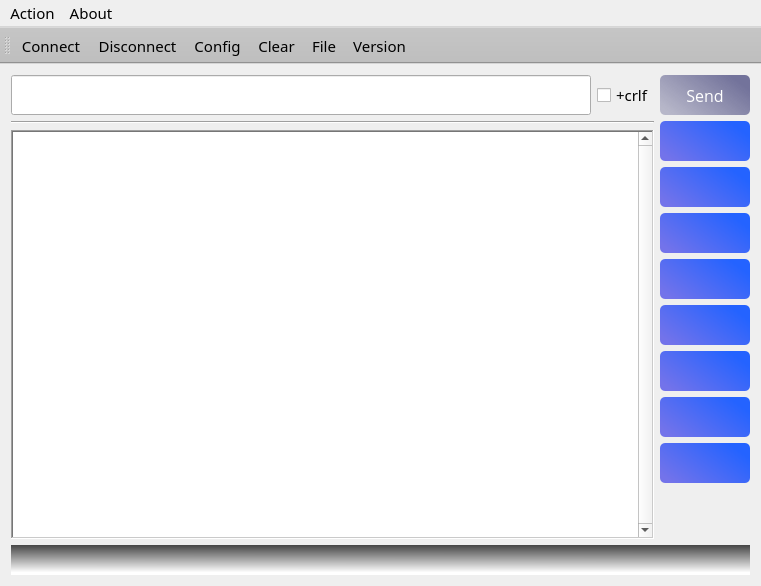
Old version of the form mainwindow.ui in the repository salara1960/hexSerial.
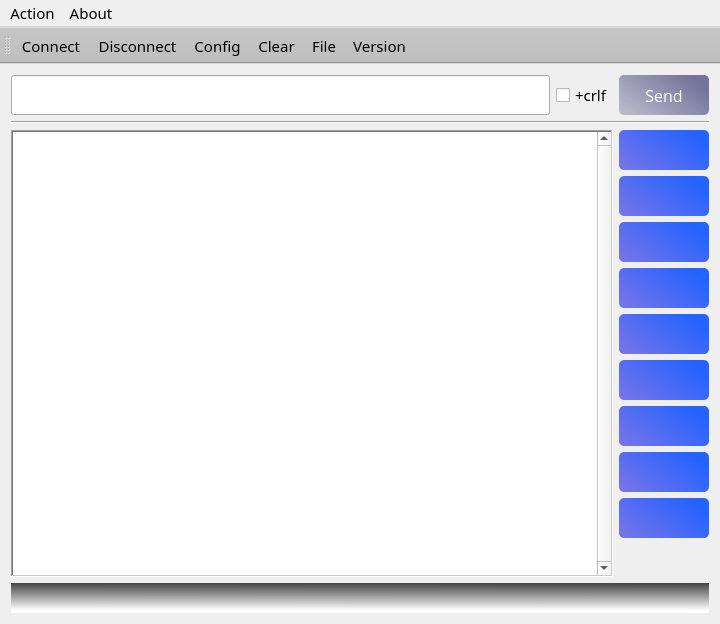
New version of the form. Icons and pictures are not drawn.

Commit message: Major changes : one slot for signal from all buttons

What changed in the file:
```diff
--- a/mainwindow.ui
+++ b/mainwindow.ui
@@ -6,10 +6,28 @@
    <rect>
     <x>0</x>
     <y>0</y>
-    <width>761</width>
-    <height>586</height>
+    <width>720</width>
+    <height>624</height>
    </rect>
   </property>
+  <property name="sizePolicy">
+   <sizepolicy hsizetype="Preferred" vsizetype="Preferred">
+    <horstretch>0</horstretch>
+    <verstretch>0</verstretch>
+   </sizepolicy>
+  </property>
+  <property name="minimumSize">
+   <size>
+    <width>720</width>
+    <height>624</height>
+   </size>
+  </property>
+  <property name="maximumSize">
+   <size>
+    <width>16777215</width>
+    <height>16777215</height>
+   </size>
+  </property>
   <property name="font">
    <font>
     <family>Sans Serif</family>
@@ -96,63 +114,14 @@
       </property>
      </widget>
     </item>
-    <item row="1" column="0" colspan="2">
+    <item row="1" column="0" colspan="3">
      <widget class="Line" name="line">
       <property name="orientation">
        <enum>Qt::Horizontal</enum>
       </property>
      </widget>
     </item>
-    <item row="1" column="2" rowspan="2">
-     <widget class="QPushButton" name="ack">
-      <property name="sizePolicy">
-       <sizepolicy hsizetype="Fixed" vsizetype="Fixed">
-        <horstretch>0</horstretch>
-        <verstretch>0</verstretch>
-       </sizepolicy>
-      </property>
-      <property name="minimumSize">
-       <size>
-        <width>90</width>
-        <height>40</height>
-       </size>
-      </property>
-      <property name="maximumSize">
-       <size>
-        <width>90</width>
-        <height>40</height>
-       </size>
-      </property>
-      <property name="font">
-       <font>
-        <pointsize>12</pointsize>
-       </font>
-      </property>
-      <property name="toolTip">
-       <string>0x06</string>
-      </property>
-      <property name="styleSheet">
-       <string notr="true">QPushButton#ack{
-background-color: qlineargradient(spread:pad, x1:0, y1:0.773, x2:0.909091, y2:0.239, stop:0 rgba(115, 115, 234, 255), stop:1 rgba(36, 99, 255, 255));
-border-radius: 5;
-color: rgb(255, 255, 255);
-}
-
-QPushButton#ack:hover{
-background-color: rgb(115, 153, 234);
-border-radius: 5;
-color: rgb(255, 255, 255);
-}
-
-QPushButton#ack:disabled{
-background-color:rgb(206, 206, 206)}</string>
-      </property>
-      <property name="text">
-       <string/>
-      </property>
-     </widget>
-    </item>
-    <item row="2" column="0" rowspan="9" colspan="2">
+    <item row="2" column="0" rowspan="10" colspan="2">
      <widget class="QTextEdit" name="log">
       <property name="font">
        <font>
@@ -169,6 +138,58 @@
       </property>
      </widget>
     </item>
+    <item row="2" column="2">
+     <widget class="QPushButton" name="ack">
+      <property name="sizePolicy">
+       <sizepolicy hsizetype="Fixed" vsizetype="Fixed">
+        <horstretch>0</horstretch>
+        <verstretch>0</verstretch>
+       </sizepolicy>
+      </property>
+      <property name="minimumSize">
+       <size>
+        <width>90</width>
+        <height>40</height>
+       </size>
+      </property>
+      <property name="maximumSize">
+       <size>
+        <width>90</width>
+        <height>40</height>
+       </size>
+      </property>
+      <property name="font">
+       <font>
+        <pointsize>12</pointsize>
+       </font>
+      </property>
+      <property name="toolTip">
+       <string>0x06</string>
+      </property>
+      <property name="styleSheet">
+       <string notr="true">QPushButton#ack{
+background-color: qlineargradient(spread:pad, x1:0, y1:0.773, x2:0.909091, y2:0.239, stop:0 rgba(115, 115, 234, 255), stop:1 rgba(36, 99, 255, 255));
+border-radius: 5;
+color: rgb(255, 255, 255);
+}
+
+QPushButton#ack:hover{
+background-color: rgb(115, 153, 234);
+border-radius: 5;
+color: rgb(255, 255, 255);
+}
+
+QPushButton#ack:disabled{
+background-color:rgb(206, 206, 206)}</string>
+      </property>
+      <property name="text">
+       <string/>
+      </property>
+      <property name="shortcut">
+       <string>F2</string>
+      </property>
+     </widget>
+    </item>
     <item row="3" column="2">
      <widget class="QPushButton" name="nak">
       <property name="sizePolicy">
@@ -514,6 +535,55 @@
      </widget>
     </item>
     <item row="10" column="2">
+     <widget class="QPushButton" name="one">
+      <property name="sizePolicy">
+       <sizepolicy hsizetype="Fixed" vsizetype="Fixed">
+        <horstretch>0</horstretch>
+        <verstretch>0</verstretch>
+       </sizepolicy>
+      </property>
+      <property name="minimumSize">
+       <size>
+        <width>90</width>
+        <height>40</height>
+       </size>
+      </property>
+      <property name="maximumSize">
+       <size>
+        <width>90</width>
+        <height>40</height>
+       </size>
+      </property>
+      <property name="font">
+       <font>
+        <pointsize>12</pointsize>
+       </font>
+      </property>
+      <property name="toolTip">
+       <string>0x04</string>
+      </property>
+      <property name="styleSheet">
+       <string notr="true">QPushButton#one{
+background-color: qlineargradient(spread:pad, x1:0, y1:0.773, x2:0.909091, y2:0.239, stop:0 rgba(115, 115, 234, 255), stop:1 rgba(36, 99, 255, 255));
+border-radius: 5;
+color: rgb(255, 255, 255);
+}
+
+QPushButton#one:hover{
+background-color: rgb(115, 153, 234);
+border-radius: 5;
+color: rgb(255, 255, 255);
+}
+
+QPushButton#one:disabled{
+background-color:rgb(206, 206, 206)}</string>
+      </property>
+      <property name="text">
+       <string/>
+      </property>
+     </widget>
+    </item>
+    <item row="11" column="2">
      <spacer name="verticalSpacer">
       <property name="orientation">
        <enum>Qt::Vertical</enum>
@@ -521,12 +591,12 @@
       <property name="sizeHint" stdset="0">
        <size>
         <width>20</width>
-        <height>225</height>
+        <height>20</height>
        </size>
       </property>
      </spacer>
     </item>
-    <item row="11" column="0" colspan="3">
+    <item row="12" column="0" colspan="3">
      <widget class="QLabel" name="status">
       <property name="minimumSize">
        <size>
@@ -555,7 +625,7 @@
     <rect>
      <x>0</x>
      <y>0</y>
-     <width>761</width>
+     <width>720</width>
      <height>23</height>
     </rect>
    </property>
```
Left out of the diff: 6 changed lines with no effect on the pictures. The commit also changes 6 other files.
